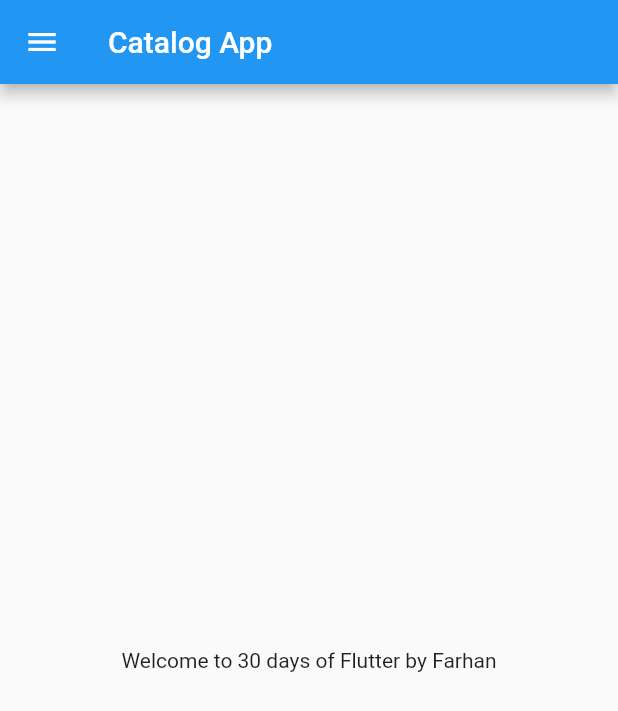
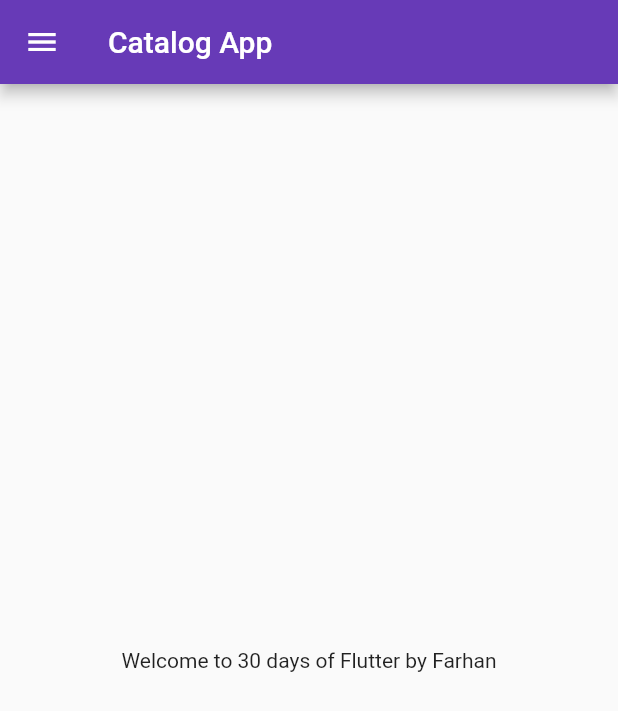
Before and after one commit to farhan17p/30DaysOfFlutter, a Flutter app: the screen it shows after launch, on a phone screen of 412 x 824 dp. Shown: the top 711 px of the screen. Run offline on Flutter 3.47's test engine with Material 2 defaults, Android fonts, the phone set to English and light mode, and no system bars.

Commit message:
Day 3 completed

```diff
--- a/lib/main.dart
+++ b/lib/main.dart
@@ -1,7 +1,8 @@
 // ignore_for_file: prefer_const_constructors
 
 import 'package:flutter/material.dart';
-import 'package:flutter_catalog/home_page.dart';
+import 'package:flutter_catalog/pages/home_page.dart';
+import 'package:flutter_catalog/pages/login_page.dart';
 
 void main() {
   runApp(MyApp());
@@ -13,7 +14,20 @@ class MyApp extends StatelessWidget {
   @override
   Widget build(BuildContext context) {
     return MaterialApp(
-      home: HomePage(),
+      themeMode: ThemeMode.light,
+      theme: ThemeData(
+        primarySwatch: Colors.deepPurple,
+      ),
+      darkTheme: ThemeData(
+        brightness: Brightness.dark,
+      ),
+      // home: HomePage(),
+      initialRoute: "/home",
+      routes: {
+        "/": (context) => LoginPage(),
+        "/home": (context) => HomePage(),
+        "/login": (context) => LoginPage(),
+      },
     );
   }
 }
```
Also changed, not shown: lib/pages/login_page.dart (added, +24 -0 lines), lib/pages/home_page.dart (renamed from lib/home_page.dart).
